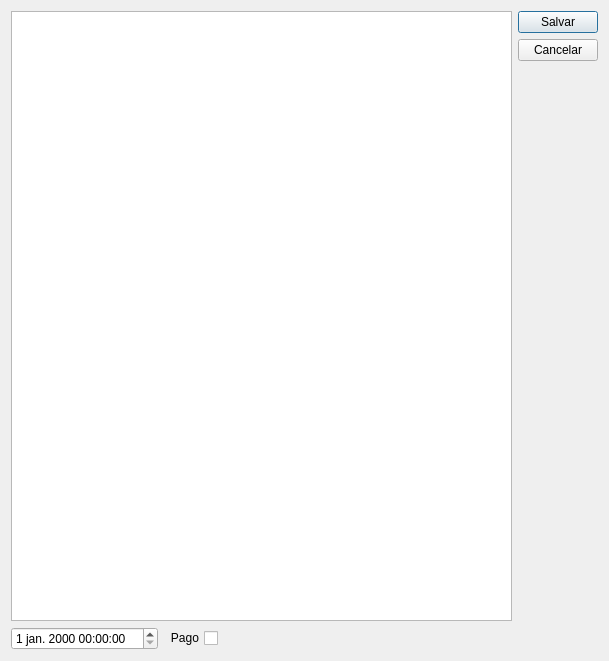
Qt form ui/contasareceber.ui (lellisls/ERP-STACCATO) before a commit.
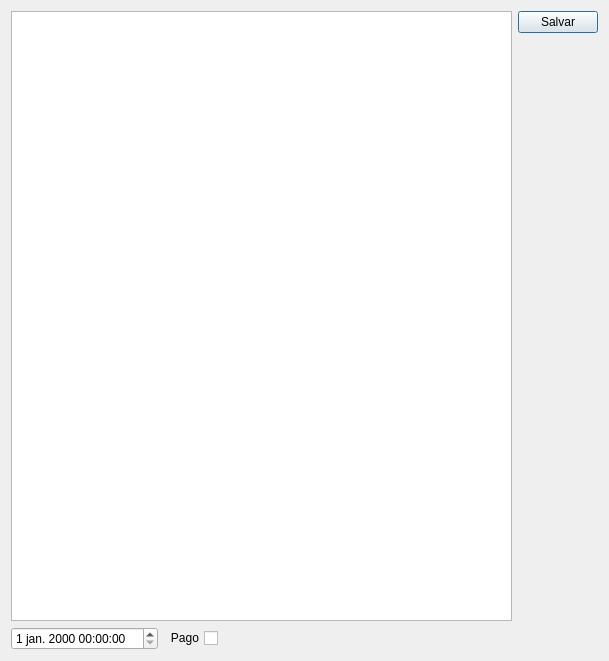
The same form after that commit.

Commit message: Removido botões de Cancelar

What changed in the file:
```diff
--- a/ui/contasareceber.ui
+++ b/ui/contasareceber.ui
@@ -30,13 +30,6 @@
       </widget>
      </item>
      <item row="1" column="0">
-      <widget class="QPushButton" name="pushButtonCancelar">
-       <property name="text">
-        <string>Cancelar</string>
-       </property>
-      </widget>
-     </item>
-     <item row="2" column="0">
       <spacer name="verticalSpacer">
        <property name="orientation">
         <enum>Qt::Vertical</enum>
```
Left out of the diff: 1 changed line with no effect on the pictures. The commit also changes 62 other files.
